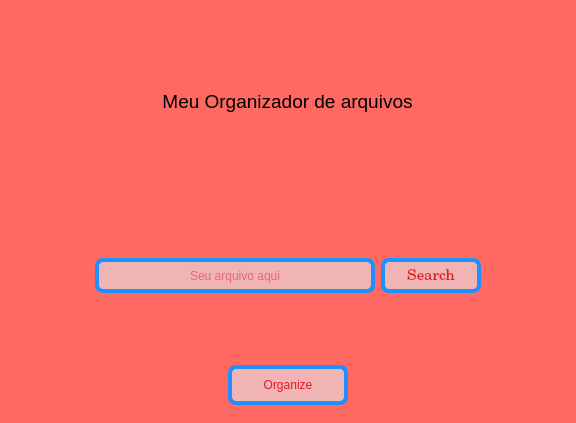
Qt form organizador_de_arquivos/qt_organizer/organizer.ui (VitorMarciano001/curso_syde6) before a commit.
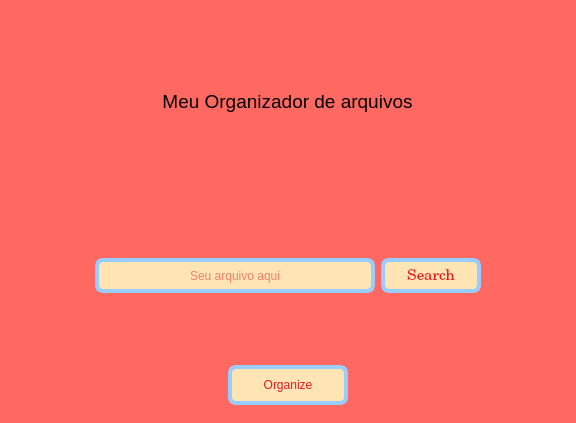
The same form after that commit. Icons and pictures are not drawn.

The edit to the form file:
```diff
--- a/organizador_de_arquivos/qt_organizer/organizer.ui
+++ b/organizador_de_arquivos/qt_organizer/organizer.ui
@@ -66,11 +66,10 @@
              </size>
             </property>
             <property name="styleSheet">
-             <string notr="true">QLineEdit {
-	
-	background-color: rgb(241, 180, 180);
+             <string notr="true">QLineEdit{
+	background-color: rgb(255,229,180);
 	color: rgb(224, 27, 36);
-	border: 4px solid #1e90ff;
+	border: 4px solid rgb(153,204,255);
 	border-radius: 8px;
 }</string>
             </property>
@@ -107,11 +106,33 @@
             </property>
             <property name="styleSheet">
              <string notr="true">QPushButton{
-	background-color: rgb(241, 180, 180);
+	
+	
+	background-color: rgb(255,229,180);
 	color: rgb(224, 27, 36);
-	border: 4px solid #1e90ff;
+	border: 4px solid rgb(153,204,255);
 	border-radius: 8px;
-}</string>
+}
+
+QPushButton:hover{
+	
+	background-color: rgb(255,153,102);
+	color: rgb(224, 27, 36);
+	border: 4px solid rgb(153,204,255);
+	border-radius: 8px;
+}
+
+
+
+QPushButton:pressed{
+	
+	background-color: rgb(255,51,153);
+	color: rgb(224, 27, 36);
+	border: 4px solid rgb(153,204,255);
+	border-radius: 8px;
+}
+
+</string>
             </property>
             <property name="text">
              <string>Search</string>
@@ -150,11 +171,33 @@
          </property>
          <property name="styleSheet">
           <string notr="true">QPushButton{
-	background-color: rgb(241, 180, 180);
+	
+	
+	background-color: rgb(255,229,180);
 	color: rgb(224, 27, 36);
-	border: 4px solid #1e90ff;
+	border: 4px solid rgb(153,204,255);
 	border-radius: 8px;
-}</string>
+}
+
+QPushButton:hover{
+	
+	background-color: rgb(255,153,102);
+	color: rgb(224, 27, 36);
+	border: 4px solid rgb(153,204,255);
+	border-radius: 8px;
+}
+
+
+
+QPushButton:pressed{
+	
+	background-color: rgb(255,51,153);
+	color: rgb(224, 27, 36);
+	border: 4px solid rgb(153,204,255);
+	border-radius: 8px;
+}
+
+</string>
          </property>
          <property name="text">
           <string>Organize</string>
```
